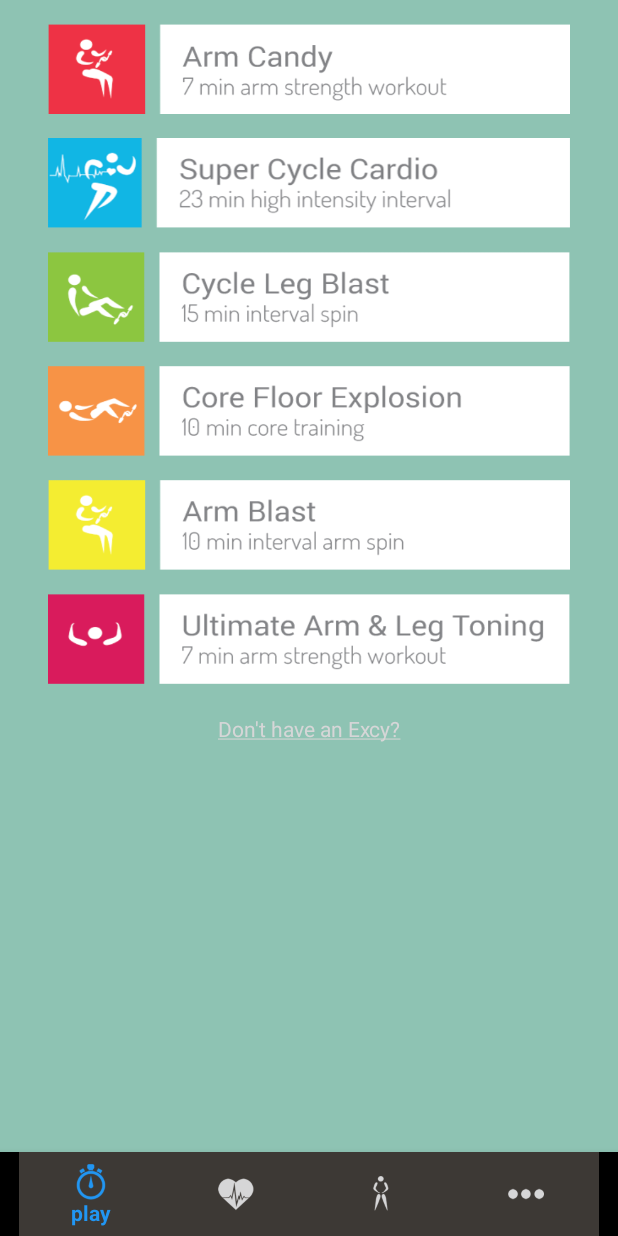
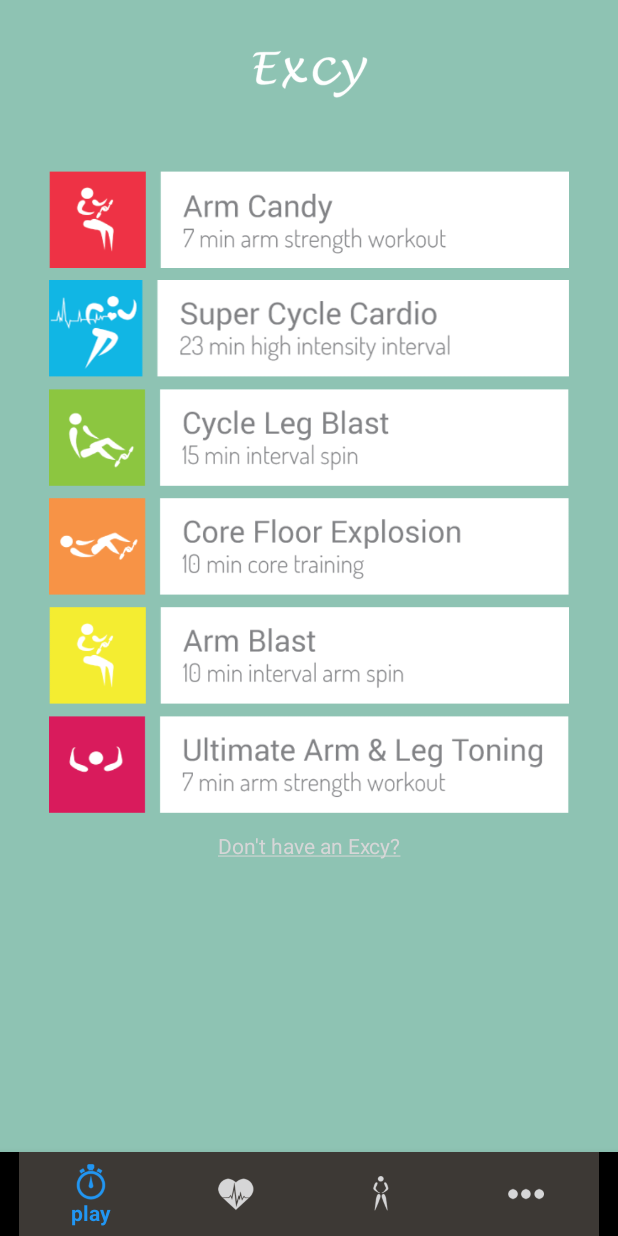
Before and after one commit to emkell2/Excy, an Android app: the WorkoutsActivity screen opened directly, with no data from a screen before it, on a phone screen of 412 x 824 dp. Run offline under Robolectric (Android 15) with nearby library versions, the phone set to English and light mode, and no system bars.

Commit message:
Put the workouts layout in a ScrollView for landscape view scrolling.

```diff
--- a/app/src/main/res/layout/activity_login.xml
+++ b/app/src/main/res/layout/activity_login.xml
@@ -131,8 +131,7 @@
             android:textColor="@color/white"
             android:layout_weight="1"
             android:id="@+id/tvDontHaveAnAccount"
-            android:textAlignment="center"
-            android:textSize="14sp" />
+            android:textAlignment="center" />
 
         <Button
             android:layout_width="match_parent"
--- a/app/src/main/res/layout/activity_workouts.xml
+++ b/app/src/main/res/layout/activity_workouts.xml
@@ -6,9 +6,29 @@
     android:layout_height="match_parent"
     tools:context="com.excy.excy.activities.WorkoutsActivity">
 
+    <ScrollView
+        android:layout_width="match_parent"
+        android:layout_height="match_parent">
+
+        <RelativeLayout
+            android:layout_width="match_parent"
+            android:layout_height="wrap_content">
+
+            <ImageView
+                android:layout_width="144dp"
+                android:layout_height="98dp"
+                android:paddingTop="@dimen/padding_top"
+                android:paddingBottom="@dimen/padding_bottom"
+                android:src="@drawable/excy_logo_final_white_new"
+                android:id="@+id/ivExcyLogo"
+                android:layout_alignParentTop="true"
+                android:layout_centerHorizontal="true"
+                android:layout_gravity="center_horizontal"/>
+
             <RelativeLayout
                 android:layout_width="match_parent"
                 android:layout_height="wrap_content"
+                android:layout_below="@id/ivExcyLogo"
                 android:paddingBottom="@dimen/activity_vertical_margin"
                 android:paddingLeft="32dp"
                 android:paddingRight="32dp"
@@ -17,51 +37,67 @@
                 <ImageButton
                     android:id="@+id/ibArmCandy"
                     android:layout_width="wrap_content"
-            android:layout_height="60dp"
-            android:layout_marginBottom="@dimen/activity_vertical_margin"
+                    android:layout_height="wrap_content"
+                    android:layout_marginBottom="8dp"
                     android:adjustViewBounds="true"
                     android:scaleType="fitCenter"
-            android:background="@drawable/wb_arm_candy" />
+                    android:src="@drawable/wb_arm_candy"
+                    android:background="@color/colorPrimary"/>
 
                 <ImageButton
                     android:id="@+id/ibSuperCycleCardio"
                     android:layout_width="wrap_content"
-            android:layout_height="60dp"
+                    android:layout_height="wrap_content"
                     android:layout_below="@+id/ibArmCandy"
-            android:layout_marginBottom="@dimen/activity_vertical_margin"
-            android:background="@drawable/wb_super_cycle_cardio"/>
+                    android:layout_marginBottom="8dp"
+                    android:adjustViewBounds="true"
+                    android:scaleType="fitCenter"
+                    android:src="@drawable/wb_super_cycle_cardio"
+                    android:background="@color/colorPrimary"/>
 
                 <ImageButton
                     android:id="@+id/ibCycleLegBlast"
                     android:layout_width="wrap_content"
-            android:layout_height="60dp"
+                    android:layout_height="wrap_content"
                     android:layout_below="@+id/ibSuperCycleCardio"
-            android:layout_marginBottom="@dimen/activity_vertical_margin"
-            android:background="@drawable/wb_cycle_leg_blast"/>
+                    android:layout_marginBottom="8dp"
+                    android:adjustViewBounds="true"
+                    android:scaleType="fitCenter"
+                    android:src="@drawable/wb_cycle_leg_blast"
+                    android:background="@color/colorPrimary"/>
 
                 <ImageButton
                     android:id="@+id/ibCoreFloorExplosion"
                     android:layout_width="wrap_content"
-            android:layout_height="60dp"
+                    android:layout_height="wrap_content"
                     android:layout_below="@+id/ibCycleLegBlast"
-            android:layout_marginBottom="@dimen/activity_vertical_margin"
-            android:background="@drawable/wb_core_floor_explosion"/>
+                    android:layout_marginBottom="8dp"
+                    android:adjustViewBounds="true"
+                    android:scaleType="fitCenter"
+                    android:src="@drawable/wb_core_floor_explosion"
+                    android:background="@color/colorPrimary"/>
 
                 <ImageButton
                     android:id="@+id/ibArmBlast"
                     android:layout_width="wrap_content"
-            android:layout_height="60dp"
+                    android:layout_height="wrap_content"
                     android:layout_below="@+id/ibCoreFloorExplosion"
-            android:layout_marginBottom="@dimen/activity_vertical_margin"
-            android:background="@drawable/wb_arm_blast"/>
+                    android:layout_marginBottom="8dp"
+                    android:adjustViewBounds="true"
+                    android:scaleType="fitCenter"
+                    android:src="@drawable/wb_arm_blast"
+                    android:background="@color/colorPrimary"/>
 
                 <ImageButton
                     android:id="@+id/ibUltimateArmAndLegToning"
                     android:layout_width="wrap_content"
-            android:layout_height="60dp"
+                    android:layout_height="wrap_content"
                     android:layout_below="@+id/ibArmBlast"
-            android:layout_marginBottom="@dimen/activity_vertical_margin"
-            android:background="@drawable/wb_ultimate_arm_leg_tone"/>
+                    android:layout_marginBottom="8dp"
+                    android:adjustViewBounds="true"
+                    android:scaleType="fitCenter"
+                    android:src="@drawable/wb_ultimate_arm_leg_tone"
+                    android:background="@color/colorPrimary"/>
 
                 <TextView
                     android:layout_width="match_parent"
@@ -77,6 +113,8 @@
                     android:id="@+id/tvLink" />
 
             </RelativeLayout>
+        </RelativeLayout>
+    </ScrollView>
 
     <include layout="@layout/bottom_nav_bar"></include>
 </RelativeLayout>
```
Lines whose indentation alone changed are shown as unchanged.
